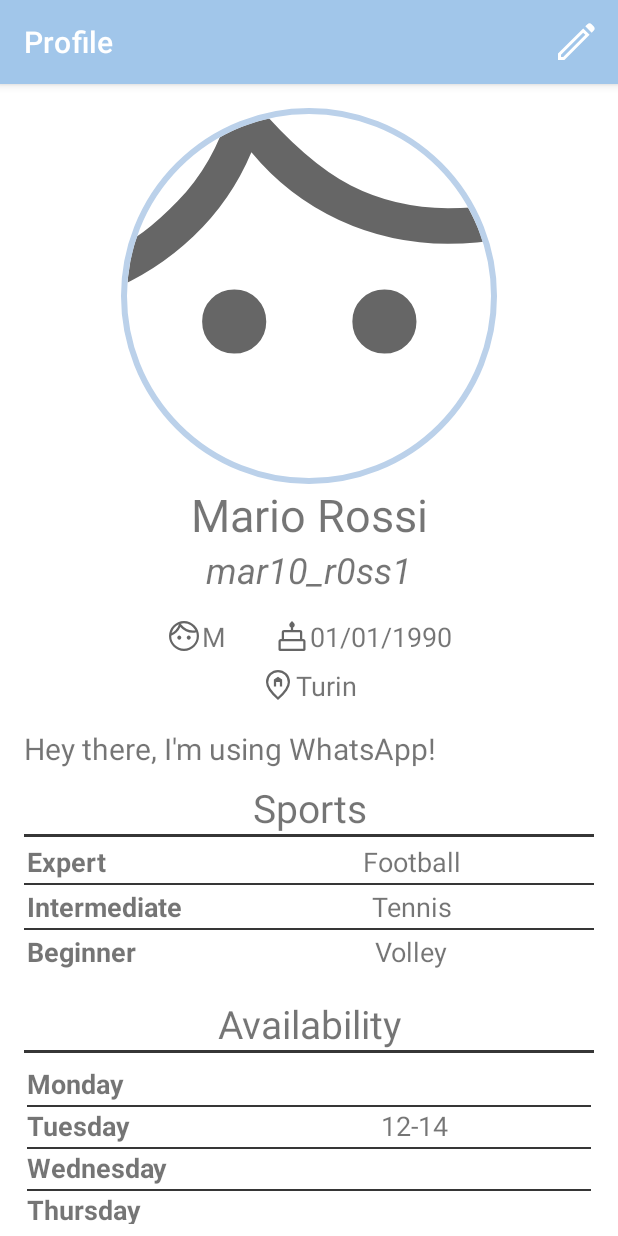
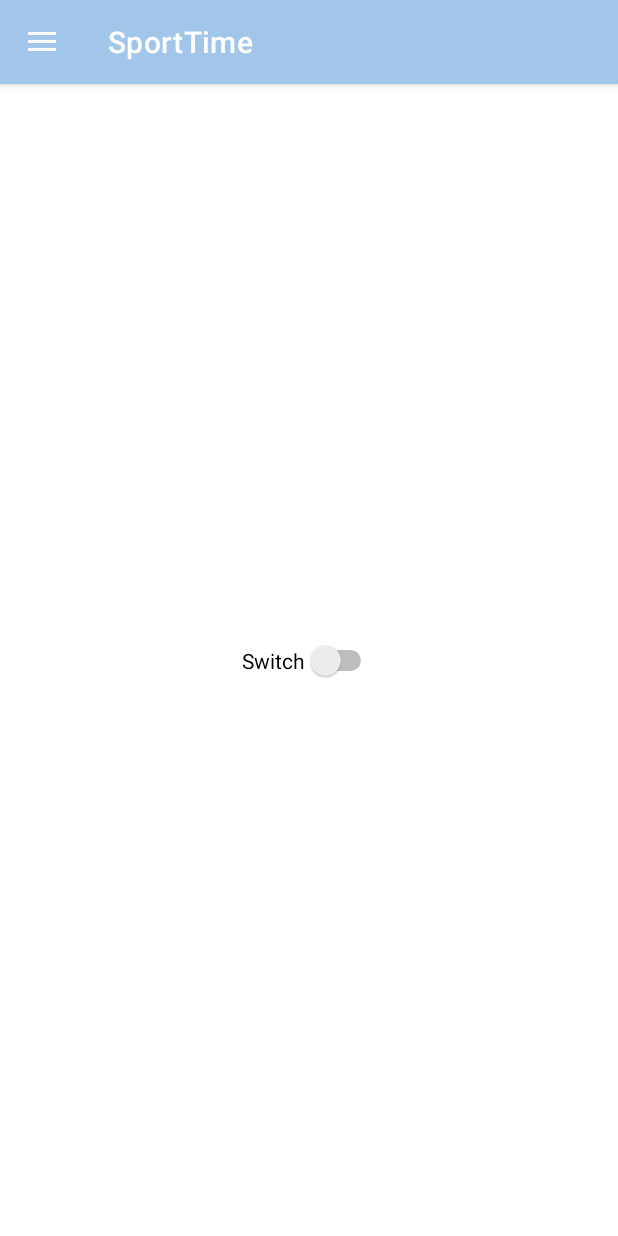
Before and after one commit to edoardocolella/SportTime, an Android app: the screen it shows after launch (ShowProfileActivity before the commit, MainActivity after it), on a phone screen of 412 x 824 dp. Run offline under Robolectric (Android 15) with nearby library versions, the phone set to English and light mode, and no system bars.

Commit message:
added sidebar

```diff
--- /dev/null
+++ b/app/src/main/java/com/example/polito_mad_01/activities/MainActivity.kt
@@ -0,0 +1,60 @@
+package com.example.polito_mad_01.activities
+
+import android.os.Bundle
+import android.view.MenuItem
+import android.widget.Toast
+import androidx.appcompat.app.ActionBarDrawerToggle
+import androidx.appcompat.app.AppCompatActivity
+import androidx.drawerlayout.widget.DrawerLayout
+import androidx.navigation.fragment.NavHostFragment
+import com.example.polito_mad_01.R
+import com.google.android.material.navigation.NavigationView
+
+class MainActivity : AppCompatActivity() {
+
+    lateinit var toggle: ActionBarDrawerToggle
+    lateinit var drawerLayout: DrawerLayout
+    lateinit var navView: NavigationView
+
+    override fun onCreate(savedInstanceState: Bundle?) {
+        super.onCreate(savedInstanceState)
+        setContentView(R.layout.activity_main)
+
+        drawerLayout = findViewById(R.id.drawerLayout)
+        navView = findViewById(R.id.navView)
+        toggle = ActionBarDrawerToggle(this, drawerLayout, R.string.open, R.string.close)
+
+        drawerLayout.addDrawerListener(toggle)
+        toggle.syncState()
+
+        supportActionBar?.setDisplayHomeAsUpEnabled(true)
+        val navController = (supportFragmentManager.findFragmentById(R.id.fragmentContainerView) as NavHostFragment).navController
+        //val navController = findNavController(R.id.fragmentContainerView)
+
+        navView.setNavigationItemSelectedListener {
+            when (it.itemId) {
+                R.id.profilePage -> {
+                    navController.navigate(R.id.calendarFragment)
+                }
+                R.id.calendarPage -> {
+                    navController.navigate(R.id.calendarFragment)
+                    Toast.makeText(this@MainActivity, "Second Item Clicked", Toast.LENGTH_SHORT).show()
+                }
+                R.id.eventsPage -> {
+                    navController.navigate(R.id.calendarFragment)
+                    Toast.makeText(this@MainActivity, "third Item Clicked", Toast.LENGTH_SHORT).show()
+                }
+            }
+            drawerLayout.closeDrawers()
+            true
+        }
+    }
+
+    override fun onOptionsItemSelected(item: MenuItem): Boolean {
+        if (toggle.onOptionsItemSelected(item)){
+            true
+        }
+
+        return super.onOptionsItemSelected(item)
+    }
+}
--- /dev/null
+++ b/app/src/main/java/com/example/polito_mad_01/fragments/MainFragment.kt
@@ -0,0 +1,12 @@
+package com.example.polito_mad_01.fragments
+
+import android.os.Bundle
+import androidx.fragment.app.Fragment
+import android.view.View
+import com.example.polito_mad_01.R
+
+class MainFragment : Fragment(R.layout.fragment_main) {
+    override fun onViewCreated(view: View, savedInstanceState: Bundle?) {
+        super.onViewCreated(view, savedInstanceState)
+    }
+}
--- /dev/null
+++ b/app/src/main/res/layout/activity_main.xml
@@ -0,0 +1,33 @@
+<?xml version="1.0" encoding="utf-8"?>
+<androidx.drawerlayout.widget.DrawerLayout xmlns:android="http://schemas.android.com/apk/res/android"
+    xmlns:app="http://schemas.android.com/apk/res-auto"
+    xmlns:tools="http://schemas.android.com/tools"
+    android:layout_width="match_parent"
+    android:layout_height="match_parent"
+    android:id="@+id/drawerLayout"
+    tools:context=".activities.MainActivity">
+    <androidx.constraintlayout.widget.ConstraintLayout
+        android:layout_width="match_parent"
+        android:layout_height="match_parent">
+
+        <androidx.fragment.app.FragmentContainerView
+            android:id="@+id/fragmentContainerView"
+            android:name="androidx.navigation.fragment.NavHostFragment"
+            android:layout_width="0dp"
+            android:layout_height="0dp"
+            app:defaultNavHost="true"
+            app:layout_constraintBottom_toBottomOf="parent"
+            app:layout_constraintEnd_toEndOf="parent"
+            app:layout_constraintStart_toStartOf="parent"
+            app:layout_constraintTop_toTopOf="parent"
+            app:navGraph="@navigation/main_navigation" />
+    </androidx.constraintlayout.widget.ConstraintLayout>
+    <com.google.android.material.navigation.NavigationView
+        android:id="@+id/navView"
+        android:layout_width="wrap_content"
+        android:layout_height="match_parent"
+        app:menu="@menu/nav_menu"
+        app:headerLayout="@layout/nav_header"
+        android:layout_gravity="start"
+        android:fitsSystemWindows="true"/>
+</androidx.drawerlayout.widget.DrawerLayout>
--- a/app/src/main/res/layout/edit_profile.xml
+++ b/app/src/main/res/layout/edit_profile.xml
@@ -1,4 +1,4 @@
- <?xml version="1.0" encoding="utf-8"?>
+<?xml version="1.0" encoding="utf-8"?>
 <LinearLayout xmlns:android="http://schemas.android.com/apk/res/android"
     xmlns:app="http://schemas.android.com/apk/res-auto"
 
--- /dev/null
+++ b/app/src/main/res/layout/fragment_main.xml
@@ -0,0 +1,25 @@
+<?xml version="1.0" encoding="utf-8"?>
+<FrameLayout xmlns:android="http://schemas.android.com/apk/res/android"
+    xmlns:app="http://schemas.android.com/apk/res-auto"
+    xmlns:tools="http://schemas.android.com/tools"
+    android:layout_width="match_parent"
+    android:layout_height="match_parent"
+    tools:context=".fragments.MainFragment">
+
+    <!-- TODO: Update blank fragment layout -->
+    <androidx.constraintlayout.widget.ConstraintLayout
+        android:layout_width="match_parent"
+        android:layout_height="match_parent">
+
+        <Switch
+            android:id="@+id/switch1"
+            android:layout_width="wrap_content"
+            android:layout_height="wrap_content"
+            android:text="Switch"
+            app:layout_constraintBottom_toBottomOf="parent"
+            app:layout_constraintEnd_toEndOf="parent"
+            app:layout_constraintStart_toStartOf="parent"
+            app:layout_constraintTop_toTopOf="parent" />
+    </androidx.constraintlayout.widget.ConstraintLayout>
+
+</FrameLayout>
--- /dev/null
+++ b/app/src/main/res/menu/nav_menu.xml
@@ -0,0 +1,12 @@
+<?xml version="1.0" encoding="utf-8"?>
+<menu xmlns:android="http://schemas.android.com/apk/res/android">
+    <item
+        android:id="@+id/profilePage"
+        android:title="Profile" />
+    <item
+        android:id="@+id/calendarPage"
+        android:title="Calendar" />
+    <item
+        android:id="@+id/eventsPage"
+        android:title="Events" />
+</menu>
--- /dev/null
+++ b/app/src/main/res/navigation/main_navigation.xml
@@ -0,0 +1,18 @@
+<?xml version="1.0" encoding="utf-8"?>
+<navigation xmlns:android="http://schemas.android.com/apk/res/android"
+    xmlns:app="http://schemas.android.com/apk/res-auto"
+    xmlns:tools="http://schemas.android.com/tools"
+    android:id="@+id/main_navigation"
+    app:startDestination="@id/mainFragment">
+
+    <fragment
+        android:id="@+id/calendarFragment"
+        android:name="com.example.polito_mad_01.fragments.CalendarFragment"
+        android:label="fragment_calendar"
+        tools:layout="@layout/fragment_calendar" />
+    <fragment
+        android:id="@+id/mainFragment"
+        android:name="com.example.polito_mad_01.fragments.MainFragment"
+        android:label="fragment_main"
+        tools:layout="@layout/fragment_main" />
+</navigation>
--- a/app/src/main/res/values/strings.xml
+++ b/app/src/main/res/values/strings.xml
@@ -31,10 +31,14 @@
     <string name="phoneLabel">Phone Number: </string>
     <string name="cameraPermission">Hi, we will request CAMERA permission. This is required for taking the photo from camera, please grant it.</string>
     <string name="change">Change</string>
+    <string name="open">open</string>
+    <string name="close">close</string>
     <string-array name="genderArray">
         <item>Non-specified</item>
         <item>Male</item>
         <item>Female</item>
         <item>Other</item>
     </string-array>
+    <!-- TODO: Remove or change this placeholder text -->
+    <string name="hello_blank_fragment">Hello blank fragment</string>
 </resources>
```
Also changed, not shown: app/build.gradle (+11 -0 lines), app/src/main/AndroidManifest.xml (+7 -15 lines), app/src/main/java/com/example/polito_mad_01/fragments/CalendarFragment.kt (added, +38 -0 lines), app/src/main/res/layout/fragment_calendar.xml (added, +19 -0 lines), app/src/main/res/layout/nav_header.xml (added, +18 -0 lines).
